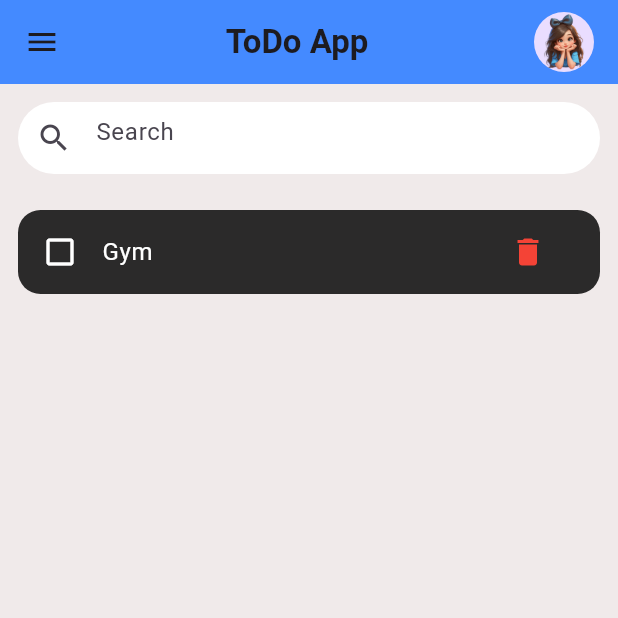
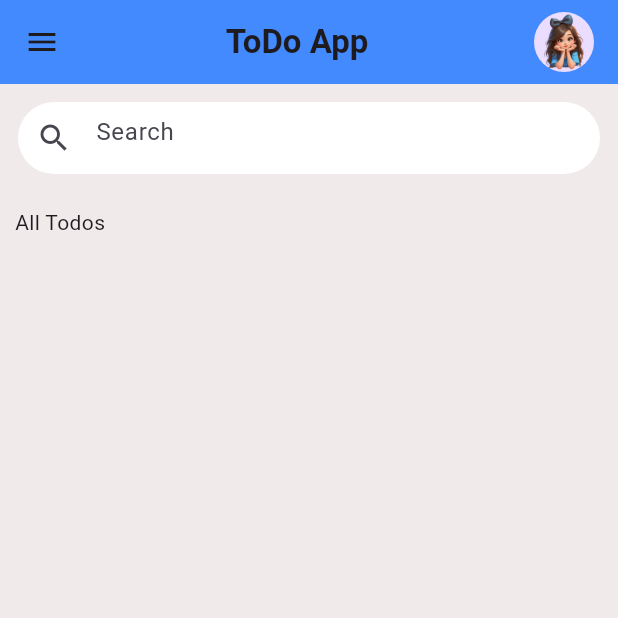
Before and after one commit to BACAbeykoon/Todo_App, a Flutter app: the screen it shows after launch, on a phone screen of 412 x 824 dp, the top half of it. Run offline on Flutter 3.47's test engine with Material 3 defaults, Android fonts, the phone set to English and light mode, and no system bars.

Commit message:
Add Todo Function

```diff
--- a/todo_application/lib/main.dart
+++ b/todo_application/lib/main.dart
@@ -14,7 +14,15 @@ class MyToDo extends StatefulWidget {
 }
 
 class _MyToDoState extends State<MyToDo> {
+  final todos = Todo.toDoList();
+  List<Todo> _searchtodo = [];
   @override
+  initState() {
+    setState(() {
+      _searchtodo = todos;
+    });
+  }
+
   Widget build(BuildContext context) {
     return Scaffold(
       backgroundColor: const Color.fromARGB(255, 240, 234, 234),
@@ -38,6 +46,7 @@ _body() {
   return Stack(
     children: [
       Column(
+        crossAxisAlignment: CrossAxisAlignment.start,
         children: [
           _searchBar(),
 
@@ -69,7 +78,15 @@ _searchBar() {
 }
 
 _toDos() {
-  return TodoItem(todo: Todo(id: "1", title: "Gym"));
+  return Expanded(
+    child: Padding(
+      padding: const EdgeInsets.all(10.0),
+      child: Column(
+        crossAxisAlignment: CrossAxisAlignment.start,
+        children: [Text("All Todos")],
+      ),
+    ),
+  );
 }
 
 _inputTodo() {
```
Also changed, not shown: todo_application/lib/widgets/todo_item.dart (+14 -2 lines).
